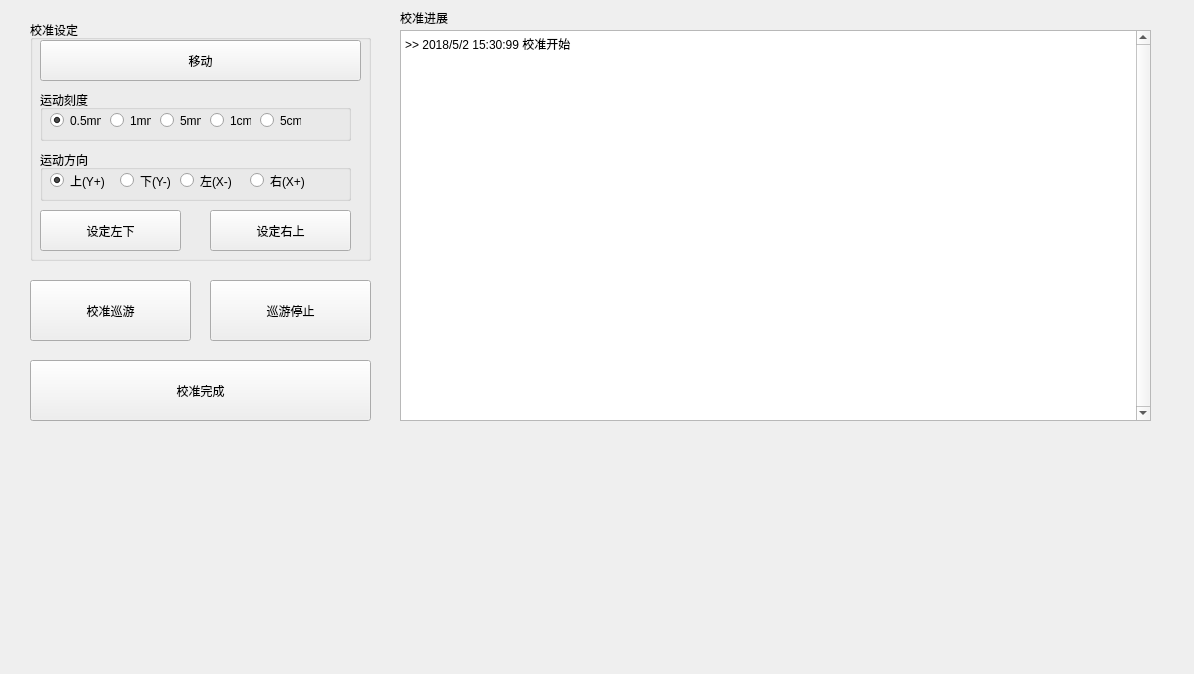
Before: the Qt Designer form cebs/form_qt/cebsCalibForm.ui in Baxianxiahai/med, drawn with Qt 5.
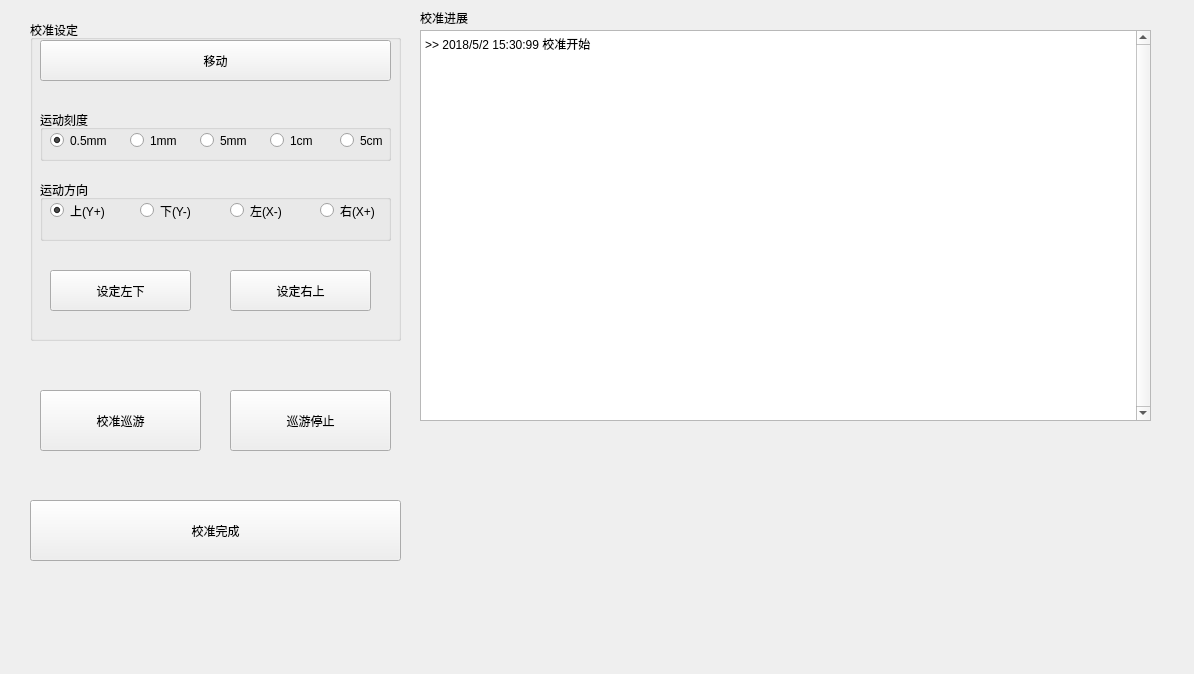
After: the same form once the commit is applied.

Patch:
```diff
--- a/cebs/form_qt/cebsCalibForm.ui
+++ b/cebs/form_qt/cebsCalibForm.ui
@@ -18,8 +18,8 @@
     <rect>
      <x>30</x>
      <y>20</y>
-     <width>341</width>
-     <height>241</height>
+     <width>371</width>
+     <height>321</height>
     </rect>
    </property>
    <property name="title">
@@ -29,8 +29,8 @@
     <property name="geometry">
      <rect>
       <x>10</x>
-      <y>70</y>
-      <width>311</width>
+      <y>90</y>
+      <width>351</width>
       <height>51</height>
      </rect>
     </property>
@@ -40,9 +40,9 @@
     <widget class="QRadioButton" name="radioButton_calib_5cm">
      <property name="geometry">
       <rect>
-       <x>220</x>
+       <x>300</x>
        <y>20</y>
-       <width>41</width>
+       <width>51</width>
        <height>21</height>
       </rect>
      </property>
@@ -55,7 +55,7 @@
       <rect>
        <x>10</x>
        <y>20</y>
-       <width>51</width>
+       <width>61</width>
        <height>21</height>
       </rect>
      </property>
@@ -69,9 +69,9 @@
     <widget class="QRadioButton" name="radioButton_calib_1cm">
      <property name="geometry">
       <rect>
-       <x>170</x>
+       <x>230</x>
        <y>20</y>
-       <width>41</width>
+       <width>51</width>
        <height>21</height>
       </rect>
      </property>
@@ -82,9 +82,9 @@
     <widget class="QRadioButton" name="radioButton_calib_1mm">
      <property name="geometry">
       <rect>
-       <x>70</x>
+       <x>90</x>
        <y>20</y>
-       <width>41</width>
+       <width>51</width>
        <height>21</height>
       </rect>
      </property>
@@ -98,9 +98,9 @@
     <widget class="QRadioButton" name="radioButton_calib_5mm">
      <property name="geometry">
       <rect>
-       <x>120</x>
+       <x>160</x>
        <y>20</y>
-       <width>41</width>
+       <width>51</width>
        <height>21</height>
       </rect>
      </property>
@@ -113,9 +113,9 @@
     <property name="geometry">
      <rect>
       <x>10</x>
-      <y>130</y>
-      <width>311</width>
-      <height>51</height>
+      <y>160</y>
+      <width>351</width>
+      <height>61</height>
      </rect>
     </property>
     <property name="title">
@@ -140,7 +140,7 @@
     <widget class="QRadioButton" name="radioButton_calib_x_plus">
      <property name="geometry">
       <rect>
-       <x>210</x>
+       <x>280</x>
        <y>20</y>
        <width>61</width>
        <height>21</height>
@@ -153,7 +153,7 @@
     <widget class="QRadioButton" name="radioButton_calib_y_minus">
      <property name="geometry">
       <rect>
-       <x>80</x>
+       <x>100</x>
        <y>20</y>
        <width>61</width>
        <height>21</height>
@@ -169,7 +169,7 @@
     <widget class="QRadioButton" name="radioButton_calib_x_minus">
      <property name="geometry">
       <rect>
-       <x>140</x>
+       <x>190</x>
        <y>20</y>
        <width>61</width>
        <height>21</height>
@@ -185,7 +185,7 @@
      <rect>
       <x>10</x>
       <y>20</y>
-      <width>321</width>
+      <width>351</width>
       <height>41</height>
      </rect>
     </property>
@@ -196,8 +196,8 @@
    <widget class="QPushButton" name="pushButton_calib_left_down">
     <property name="geometry">
      <rect>
-      <x>10</x>
-      <y>190</y>
+      <x>20</x>
+      <y>250</y>
       <width>141</width>
       <height>41</height>
      </rect>
@@ -209,8 +209,8 @@
    <widget class="QPushButton" name="pushButton_calib_right_up">
     <property name="geometry">
      <rect>
-      <x>180</x>
-      <y>190</y>
+      <x>200</x>
+      <y>250</y>
       <width>141</width>
       <height>41</height>
      </rect>
@@ -223,9 +223,9 @@
   <widget class="QTextEdit" name="textEdit_calib_runProgress">
    <property name="geometry">
     <rect>
-     <x>400</x>
+     <x>420</x>
      <y>30</y>
-     <width>751</width>
+     <width>731</width>
      <height>391</height>
     </rect>
    </property>
@@ -267,9 +267,9 @@
   <widget class="QLabel" name="label_calib_runProgress">
    <property name="geometry">
     <rect>
-     <x>400</x>
+     <x>420</x>
      <y>10</y>
-     <width>261</width>
+     <width>81</width>
      <height>16</height>
     </rect>
    </property>
@@ -280,8 +280,8 @@
   <widget class="QPushButton" name="pushButton_calib_pilot_start">
    <property name="geometry">
     <rect>
-     <x>30</x>
-     <y>280</y>
+     <x>40</x>
+     <y>390</y>
      <width>161</width>
      <height>61</height>
     </rect>
@@ -294,8 +294,8 @@
    <property name="geometry">
     <rect>
      <x>30</x>
-     <y>360</y>
-     <width>341</width>
+     <y>500</y>
+     <width>371</width>
      <height>61</height>
     </rect>
    </property>
@@ -306,8 +306,8 @@
   <widget class="QPushButton" name="pushButton_calib_pilot_stop">
    <property name="geometry">
     <rect>
-     <x>210</x>
-     <y>280</y>
+     <x>230</x>
+     <y>390</y>
      <width>161</width>
      <height>61</height>
     </rect>
```
Left out of the diff: 42 changed lines with no effect on the pictures.
